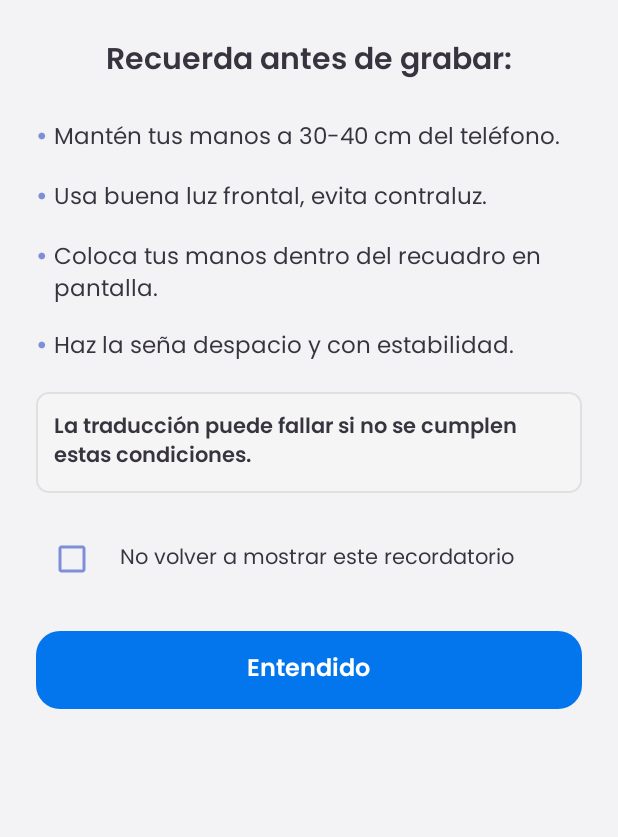
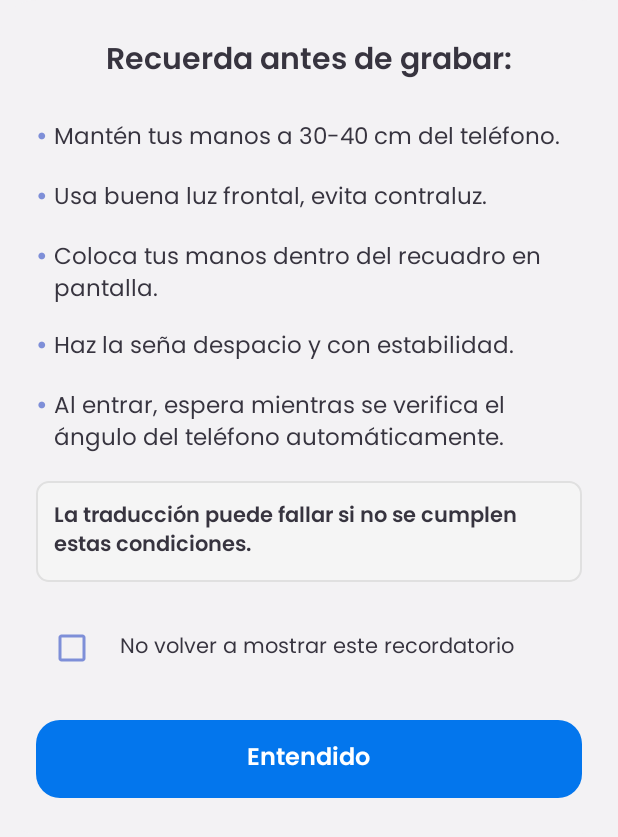
Before and after one commit to ItsFernan17/ManosQueHablan, an Android app: the layout dialog_recordatorio_grabar.xml on its own in the app's theme, with its tools: preview values and no code run, on a phone screen of 412 x 824 dp. Shown: the top 837 px of the screen. Run offline under Robolectric (Android 15) with nearby library versions, the phone set to English and light mode, and no system bars.

Commit message:
Bug Fixes

```diff
--- a/app-android/app/src/main/res/layout/dialog_recordatorio_grabar.xml
+++ b/app-android/app/src/main/res/layout/dialog_recordatorio_grabar.xml
@@ -110,6 +110,31 @@
                 android:layout_width="match_parent"
                 android:layout_height="wrap_content"
                 android:orientation="horizontal"
+                android:layout_marginBottom="12dp">
+
+                <TextView
+                    android:layout_width="wrap_content"
+                    android:layout_height="wrap_content"
+                    android:text="• "
+                    android:textSize="16sp"
+                    android:textColor="@color/violeta"
+                    android:fontFamily="@font/poppins_semibold" />
+
+                <TextView
+                    android:layout_width="0dp"
+                    android:layout_height="wrap_content"
+                    android:layout_weight="1"
+                    android:text="Haz la seña despacio y con estabilidad."
+                    android:textSize="15sp"
+                    android:textColor="@color/texto_videos"
+                    android:fontFamily="@font/poppins_regular" />
+            </LinearLayout>
+
+            <!-- Punto 5 - Nuevo punto sobre verificación de ángulo -->
+            <LinearLayout
+                android:layout_width="match_parent"
+                android:layout_height="wrap_content"
+                android:orientation="horizontal"
                 android:layout_marginBottom="16dp">
 
                 <TextView
@@ -124,7 +149,7 @@
                     android:layout_width="0dp"
                     android:layout_height="wrap_content"
                     android:layout_weight="1"
-                    android:text="Haz la seña despacio y con estabilidad."
+                    android:text="Al entrar, espera mientras se verifica el ángulo del teléfono automáticamente."
                     android:textSize="15sp"
                     android:textColor="@color/texto_videos"
                     android:fontFamily="@font/poppins_regular" />
```
Also changed, not shown: app-android/app/src/main/java/com/frivasm/manosquehablan/GrabarVideoActivity.kt (+7 -2 lines), app-android/app/src/main/java/com/frivasm/manosquehablan/helpers/PositionValidator.kt (+6 -6 lines), app-android/app/src/main/java/com/frivasm/manosquehablan/ui/SmoothPositionModal.kt (+50 -0 lines).
